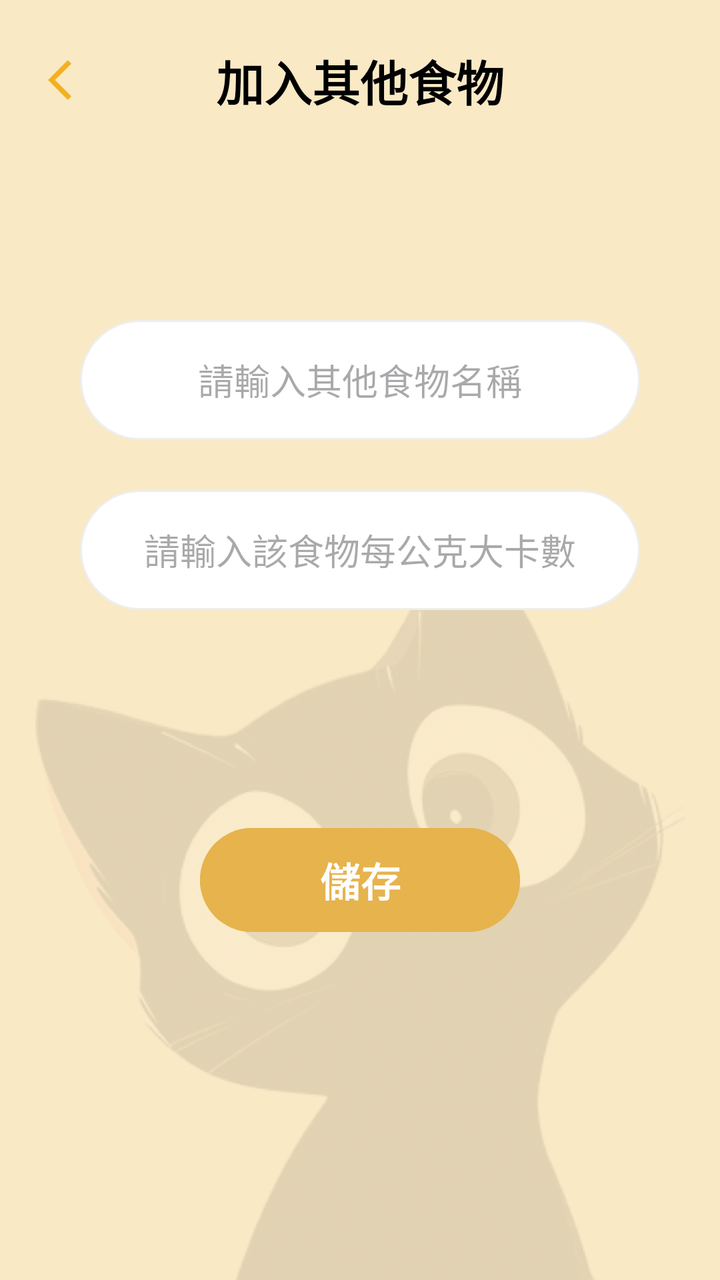
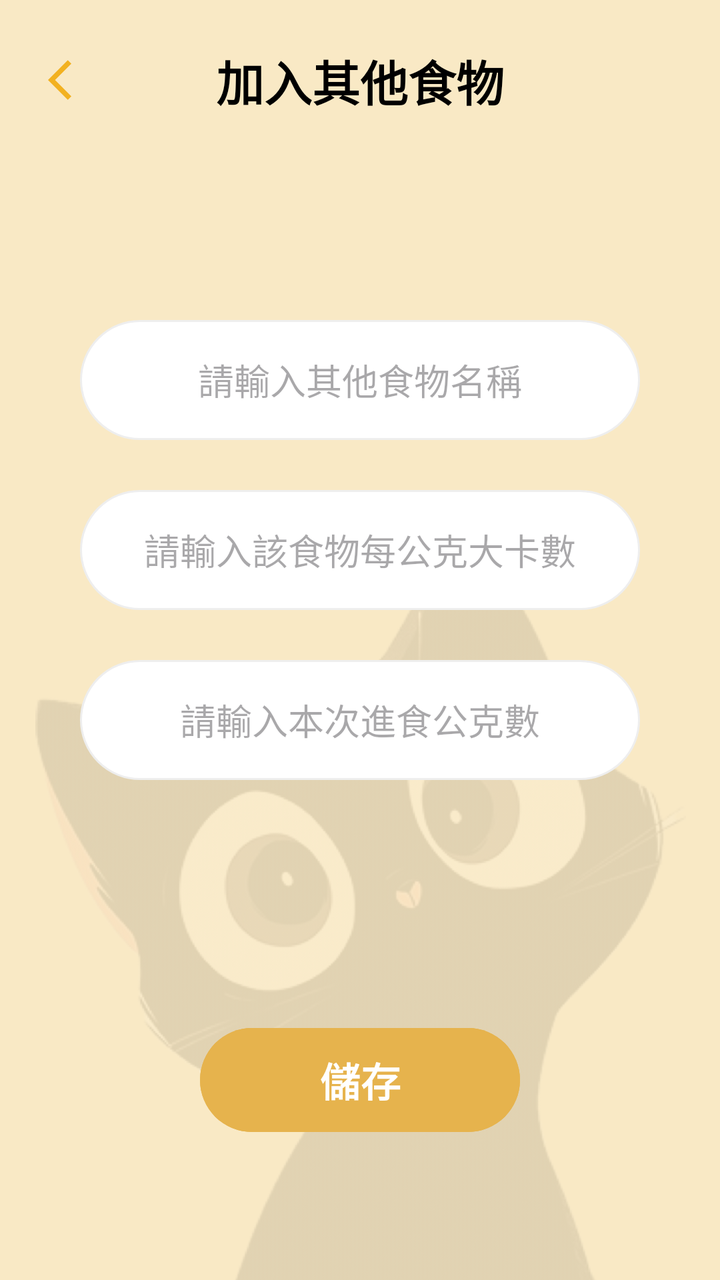

Two renders of the same Android screen: before a commit and after it. Below are the layout's source before the change and the commit's diff.
<!-- AndroidManifest.xml: application theme Theme.Pet_app -->
<!-- res/layout/activity_add_custom_food.xml -->
<?xml version="1.0" encoding="utf-8"?>
<androidx.constraintlayout.widget.ConstraintLayout xmlns:android="http://schemas.android.com/apk/res/android"
    xmlns:app="http://schemas.android.com/apk/res-auto"
    xmlns:tools="http://schemas.android.com/tools"
    android:layout_width="match_parent"
    android:layout_height="match_parent"
    android:background="#F9E9C5">

    <ImageView
        android:id="@+id/background_image"
        android:layout_width="372dp"
        android:layout_height="525dp"
        android:layout_marginTop="400dp"
        app:srcCompat="@drawable/into"
        android:scaleType="fitCenter"
        app:layout_constraintBottom_toBottomOf="parent"
        app:layout_constraintEnd_toEndOf="parent"
        app:layout_constraintStart_toStartOf="parent"
        app:layout_constraintTop_toTopOf="parent"
        android:alpha="0.1"/>

    <ImageButton
        android:id="@+id/btn_back"
        android:layout_width="40dp"
        android:layout_height="40dp"
        android:layout_marginStart="16dp"
        android:layout_marginTop="20dp"
        android:background="?attr/selectableItemBackgroundBorderless"
        android:src="@drawable/ic_back_arrow"
        app:layout_constraintStart_toStartOf="parent"
        app:layout_constraintTop_toTopOf="parent" />

    <TextView
        android:layout_width="wrap_content"
        android:layout_height="wrap_content"
        android:text="加入其他食物"
        android:textColor="#000000"
        android:textSize="24sp"
        android:textStyle="bold"
        app:layout_constraintBottom_toBottomOf="@id/btn_back"
        app:layout_constraintEnd_toEndOf="parent"
        app:layout_constraintStart_toStartOf="parent"
        app:layout_constraintTop_toTopOf="@id/btn_back" />

    <LinearLayout
        android:layout_width="match_parent"
        android:layout_height="wrap_content"
        android:layout_marginHorizontal="40dp"
        android:layout_marginTop="100dp"
        android:orientation="vertical"
        app:layout_constraintTop_toBottomOf="@id/btn_back">

        <EditText
            android:id="@+id/et_custom_food_name"
            android:layout_width="match_parent"
            android:layout_height="60dp"
            android:background="@drawable/bg_white_rounded_capsule"
            android:hint="請輸入其他食物名稱"
            android:gravity="center"
            android:inputType="text"
            android:textSize="18sp" />

        <EditText
            android:id="@+id/et_custom_food_calories"
            android:layout_width="match_parent"
            android:layout_height="60dp"
            android:layout_marginTop="25dp"
            android:background="@drawable/bg_white_rounded_capsule"
            android:hint="請輸入該食物每公克大卡數"
            android:gravity="center"
            android:inputType="number"
            android:textSize="18sp" />

    </LinearLayout>

    <Button
        android:id="@+id/btn_save_custom_food"
        android:layout_width="160dp"
        android:layout_height="60dp"
        android:backgroundTint="#E6B34D"
        android:text="儲存"
        android:textColor="#FFFFFF"
        android:textSize="20sp"
        android:textStyle="bold"
        app:layout_constraintEnd_toEndOf="parent"
        app:layout_constraintStart_toStartOf="parent"
        app:layout_constraintTop_toBottomOf="@id/btn_back"
        android:layout_marginTop="350dp" />

</androidx.constraintlayout.widget.ConstraintLayout>
<!-- resources referenced by this layout -->
<resources>
  <!-- drawable bg_white_rounded_capsule (drawable) -->
  <?xml version="1.0" encoding="utf-8"?>
  <shape xmlns:android="http://schemas.android.com/apk/res/android">
      <solid android:color="#FFFFFF" />
      <corners android:radius="100dp" />
      <stroke android:width="1dp" android:color="#EEEEEE" />
  </shape>
  <!-- drawable ic_back_arrow (drawable) -->
  <vector xmlns:android="http://schemas.android.com/apk/res/android" android:autoMirrored="true" android:height="24dp" android:tint="#F2B120" android:viewportHeight="24" android:viewportWidth="24" android:width="24dp">
        
      <path android:fillColor="@android:color/white" android:pathData="M11.67,3.87L9.9,2.1 0,12l9.9,9.9 1.77,-1.77L3.54,12z"/>
      
  </vector>
  <!-- drawable into: png bitmap (drawable, 304120 bytes) -->
  <style name="Theme.Pet_app" parent="Base.Theme.Pet_app" />
  <style name="Base.Theme.Pet_app" parent="Theme.Material3.DayNight.NoActionBar">
          
          
      </style>
</resources>

<!-- the commit's change to res/layout/activity_add_custom_food.xml (unified diff, before → after) -->
@@ -68,7 +68,18 @@
             android:background="@drawable/bg_white_rounded_capsule"
             android:hint="請輸入該食物每公克大卡數"
             android:gravity="center"
-            android:inputType="number"
+            android:inputType="numberDecimal"
+            android:textSize="18sp" />
+
+        <EditText
+            android:id="@+id/et_custom_food_grams"
+            android:layout_width="match_parent"
+            android:layout_height="60dp"
+            android:layout_marginTop="25dp"
+            android:background="@drawable/bg_white_rounded_capsule"
+            android:hint="請輸入本次進食公克數"
+            android:gravity="center"
+            android:inputType="numberDecimal"
             android:textSize="18sp" />
 
     </LinearLayout>
@@ -85,6 +96,6 @@
         app:layout_constraintEnd_toEndOf="parent"
         app:layout_constraintStart_toStartOf="parent"
         app:layout_constraintTop_toBottomOf="@id/btn_back"
-        android:layout_marginTop="350dp" />
+        android:layout_marginTop="450dp" />
 
 </androidx.constraintlayout.widget.ConstraintLayout>
